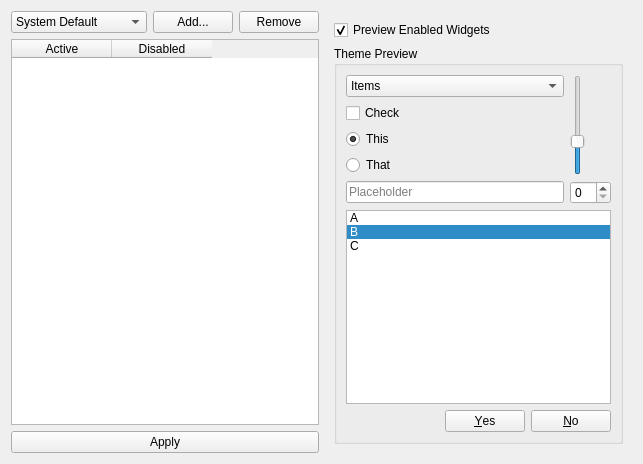
mbasaglia/glaxnimate, file external/QtAppSetup/src/app/widgets/widget_palette_editor.ui: the form before one commit.
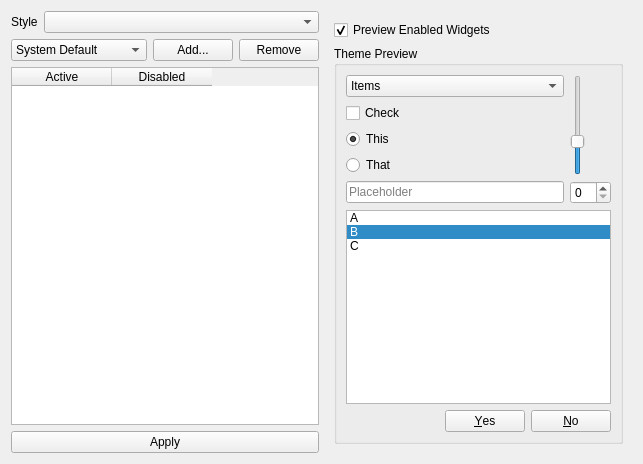
The form after the commit. Icons and pictures are not drawn.

Commit message: Setting for the widget style

Patch:
```diff
--- a/external/QtAppSetup/src/app/widgets/widget_palette_editor.ui
+++ b/external/QtAppSetup/src/app/widgets/widget_palette_editor.ui
@@ -13,6 +13,27 @@
   <layout class="QHBoxLayout" name="horizontalLayout">
    <item>
     <layout class="QVBoxLayout" name="verticalLayout">
+     <item>
+      <layout class="QHBoxLayout" name="horizontalLayout_3">
+       <item>
+        <widget class="QLabel" name="label">
+         <property name="text">
+          <string>Style</string>
+         </property>
+        </widget>
+       </item>
+       <item>
+        <widget class="QComboBox" name="combo_style">
+         <property name="sizePolicy">
+          <sizepolicy hsizetype="Expanding" vsizetype="Fixed">
+           <horstretch>0</horstretch>
+           <verstretch>0</verstretch>
+          </sizepolicy>
+         </property>
+        </widget>
+       </item>
+      </layout>
+     </item>
      <item>
       <layout class="QHBoxLayout" name="horizontalLayout_2">
        <item>
```
The commit also changes 4 other files.
